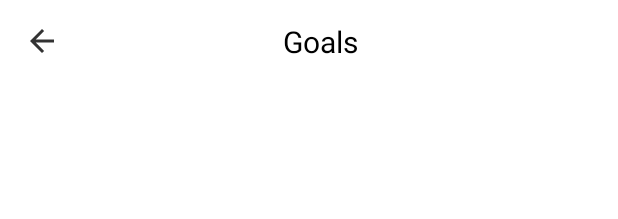
After one commit to n1hadd/VitalityPro, an Android app: the layout toolbar.xml on its own in the app's theme, with its tools: preview values and no code run, on a phone screen of 412 x 824 dp. The commit adds this screen. Shown: the top 219 px of the screen. Run offline under Robolectric (Android 15) with nearby library versions, the phone set to English and light mode, and no system bars.

Commit message:
Initial commit

```diff
--- a/app/src/main/java/com/example/vitalitypro/FifthFragment.java
+++ b/app/src/main/java/com/example/vitalitypro/FifthFragment.java
@@ -92,7 +92,6 @@ public class FifthFragment extends Fragment {
         // Inflate the layout for this fragment
         View rootView = inflater.inflate(R.layout.fragment_fifth, container, false);
         initViews(rootView);
-        initProgressBar();
 
         SharedPreferences sharedPreferences = requireActivity().getSharedPreferences("my_prefs", Context.MODE_PRIVATE);
         SharedPreferences.Editor editor = sharedPreferences.edit();
@@ -322,7 +321,7 @@ public class FifthFragment extends Fragment {
         btnNext = rootView.findViewById(R.id.btnNext);
     }
 
-    private void initProgressBar() {
+    /*private void initProgressBar() {
         LoginActivity loginActivity = (LoginActivity) getActivity();
         if(loginActivity != null){
             progressBar = loginActivity.getProgressBar();
@@ -331,7 +330,7 @@ public class FifthFragment extends Fragment {
                 progressBar.setProgress(currentProgress);
             }
         }
-    }
+    }*/
 
     private void openLoseWeightWeeklyGoal() {
         // Create an instance of the SixthFragment
--- a/app/src/main/java/com/example/vitalitypro/FourthFragment.java
+++ b/app/src/main/java/com/example/vitalitypro/FourthFragment.java
@@ -100,7 +100,6 @@ public class FourthFragment extends Fragment {
         // Inflate the layout for this fragment
         View rootView = inflater.inflate(R.layout.fragment_fourth, container, false);
         initViews(rootView);
-        initProgressBar();
         initEditText();
         initSpinner();
 
@@ -279,7 +278,7 @@ public class FourthFragment extends Fragment {
     }
 
 
-    private void initProgressBar() {
+    /*private void initProgressBar() {
         LoginActivity loginActivity = (LoginActivity) getActivity();
         if(loginActivity != null){
             progressBar = loginActivity.getProgressBar();
@@ -288,6 +287,6 @@ public class FourthFragment extends Fragment {
                 progressBar.setProgress(currentProgress);
             }
         }
-    }
+    }*/
 
 }
--- a/app/src/main/java/com/example/vitalitypro/GainWeightWeeklyGoal.java
+++ b/app/src/main/java/com/example/vitalitypro/GainWeightWeeklyGoal.java
@@ -87,7 +87,6 @@ public class GainWeightWeeklyGoal extends Fragment {
         View rootView = inflater.inflate(R.layout.fragment_gain_weight_weekly_goal, container, false);
 
         initViews(rootView);
-        initProgressBar();
 
         SharedPreferences sharedPreferences = requireActivity().getSharedPreferences("my_prefs", Context.MODE_PRIVATE);
 
@@ -146,7 +145,7 @@ public class GainWeightWeeklyGoal extends Fragment {
         btnNext = view.findViewById(R.id.btnNext);
     }
 
-    private void initProgressBar() {
+    /*private void initProgressBar() {
         LoginActivity loginActivity = (LoginActivity) getActivity();
         if(loginActivity != null){
             progressBar = loginActivity.getProgressBar();
@@ -155,7 +154,7 @@ public class GainWeightWeeklyGoal extends Fragment {
                 progressBar.setProgress(currentProgress);
             }
         }
-    }
+    }*/
 
 
     private void openRegistrationFragment() {
--- a/app/src/main/java/com/example/vitalitypro/LoseWeightWeeklyGoal.java
+++ b/app/src/main/java/com/example/vitalitypro/LoseWeightWeeklyGoal.java
@@ -86,7 +86,6 @@ public class LoseWeightWeeklyGoal extends Fragment {
         // Inflate the layout for this fragment
         View rootView = inflater.inflate(R.layout.fragment_lose_weight_weekly_goal, container, false);
         initViews(rootView);
-        initProgressBar();
 
         SharedPreferences sharedPreferences = requireActivity().getSharedPreferences("my_prefs", Context.MODE_PRIVATE);
 
@@ -167,7 +166,7 @@ public class LoseWeightWeeklyGoal extends Fragment {
 
     }
 
-    private void initProgressBar() {
+    /*private void initProgressBar() {
         LoginActivity loginActivity = (LoginActivity) getActivity();
         if(loginActivity != null){
             progressBar = loginActivity.getProgressBar();
@@ -176,7 +175,7 @@ public class LoseWeightWeeklyGoal extends Fragment {
                 progressBar.setProgress(currentProgress);
             }
         }
-    }
+    }*/
 
     private void openRegistrationFragment() {
         // Create an instance of the FifthFragment
--- a/app/src/main/java/com/example/vitalitypro/RegistrationFragment.java
+++ b/app/src/main/java/com/example/vitalitypro/RegistrationFragment.java
@@ -96,7 +96,6 @@ public class RegistrationFragment extends Fragment {
         // Inflate the layout for this fragment
         View rootView =  inflater.inflate(R.layout.fragment_registration, container, false);
         initViews(rootView);
-        initProgressBar();
         SharedPreferences sharedPreferences = requireActivity().getSharedPreferences("my_prefs", Context.MODE_PRIVATE);
         SharedPreferences.Editor editor = sharedPreferences.edit();
 
@@ -291,7 +290,7 @@ public class RegistrationFragment extends Fragment {
         txtError = rootView.findViewById(R.id.txtError);
     }
 
-    private void initProgressBar() {
+    /*private void initProgressBar() {
         LoginActivity loginActivity = (LoginActivity) getActivity();
         if(loginActivity != null){
             progressBar = loginActivity.getProgressBar();
@@ -300,5 +299,5 @@ public class RegistrationFragment extends Fragment {
                 progressBar.setProgress(currentProgress);
             }
         }
-    }
+    }*/
 }
--- /dev/null
+++ b/app/src/main/res/drawable-anydpi/ic_back.xml
@@ -0,0 +1,12 @@
+<vector xmlns:android="http://schemas.android.com/apk/res/android"
+    android:width="24dp"
+    android:height="24dp"
+    android:viewportWidth="24"
+    android:viewportHeight="24"
+    android:tint="#000000"
+    android:alpha="0.8"
+    android:autoMirrored="true">
+  <path
+      android:fillColor="@android:color/white"
+      android:pathData="M20,11H7.83l5.59,-5.59L12,4l-8,8 8,8 1.41,-1.41L7.83,13H20v-2z"/>
+</vector>
--- /dev/null
+++ b/app/src/main/res/layout/custum_toolbar_layout.xml
@@ -0,0 +1,33 @@
+<?xml version="1.0" encoding="utf-8"?>
+<RelativeLayout xmlns:android="http://schemas.android.com/apk/res/android"
+    android:layout_width="match_parent"
+    android:layout_height="wrap_content"
+    >
+
+    <RelativeLayout
+        android:layout_width="match_parent"
+        android:layout_height="wrap_content"
+        >
+
+        <ImageView
+            android:id="@+id/imgBack"
+            android:layout_width="wrap_content"
+            android:layout_height="wrap_content"
+            android:src="@drawable/ic_back"
+            android:layout_centerVertical="true"
+            android:layout_alignParentStart="true"
+            />
+
+        <TextView
+            android:id="@+id/txtToolbarTitle"
+            android:layout_width="wrap_content"
+            android:layout_height="wrap_content"
+            android:text="Goals"
+            android:textSize="20sp"
+            android:textColor="@color/black"
+            android:layout_centerHorizontal="true"
+            />
+
+    </RelativeLayout>
+
+</RelativeLayout>
--- a/app/src/main/res/layout/fragment_second.xml
+++ b/app/src/main/res/layout/fragment_second.xml
@@ -6,7 +6,6 @@
     android:layout_height="match_parent"
     android:padding="16dp"
     tools:context=".SecondFragment">
-
     <TextView
         android:id="@+id/txtTitle"
         android:layout_width="wrap_content"
--- /dev/null
+++ b/app/src/main/res/layout/toolbar.xml
@@ -0,0 +1,14 @@
+<?xml version="1.0" encoding="utf-8"?>
+<androidx.appcompat.widget.Toolbar xmlns:android="http://schemas.android.com/apk/res/android"
+    xmlns:app="http://schemas.android.com/apk/res-auto"
+    android:id="@+id/toolbar"
+    android:layout_width="match_parent"
+    android:layout_height="wrap_content"
+    android:background="@color/white"
+    android:minHeight="?attr/actionBarSize"
+    >
+
+
+    <include layout="@layout/custum_toolbar_layout"/>
+
+</androidx.appcompat.widget.Toolbar>
--- a/app/src/main/res/values/themes.xml
+++ b/app/src/main/res/values/themes.xml
@@ -1,6 +1,6 @@
 <resources xmlns:tools="http://schemas.android.com/tools">
     <!-- Base application theme. -->
-    <style name="Base.Theme.VitalityPro" parent="Theme.MaterialComponents.Light">
+    <style name="Base.Theme.VitalityPro" parent="Theme.MaterialComponents.Light.NoActionBar">
         <!-- Customize your light theme here. -->
         <!-- <item name="colorPrimary">@color/my_light_primary</item> -->
     </style>
```
Also changed, not shown: app/src/main/java/com/example/vitalitypro/FirstFragment.java (+20 -1 lines), app/src/main/java/com/example/vitalitypro/LoginActivity.java (+28 -13 lines), app/src/main/java/com/example/vitalitypro/SecondFragment.java (+7 -13 lines), app/src/main/java/com/example/vitalitypro/ThirdFragment.java (+1 -11 lines), app/src/main/res/layout/activity_login.xml (+6 -8 lines), app/src/main/res/drawable-hdpi/ic_back.png (added), app/src/main/res/drawable-mdpi/ic_back.png (added), app/src/main/res/drawable-xhdpi/ic_back.png (added), app/src/main/res/drawable-xxhdpi/ic_back.png (added).
